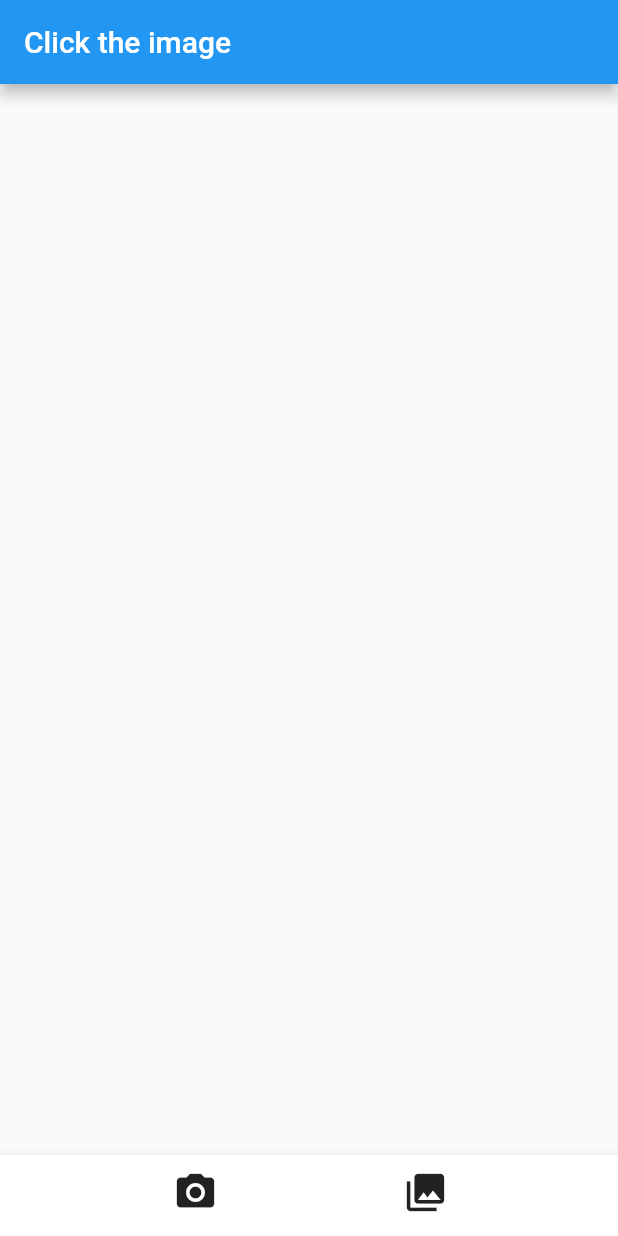
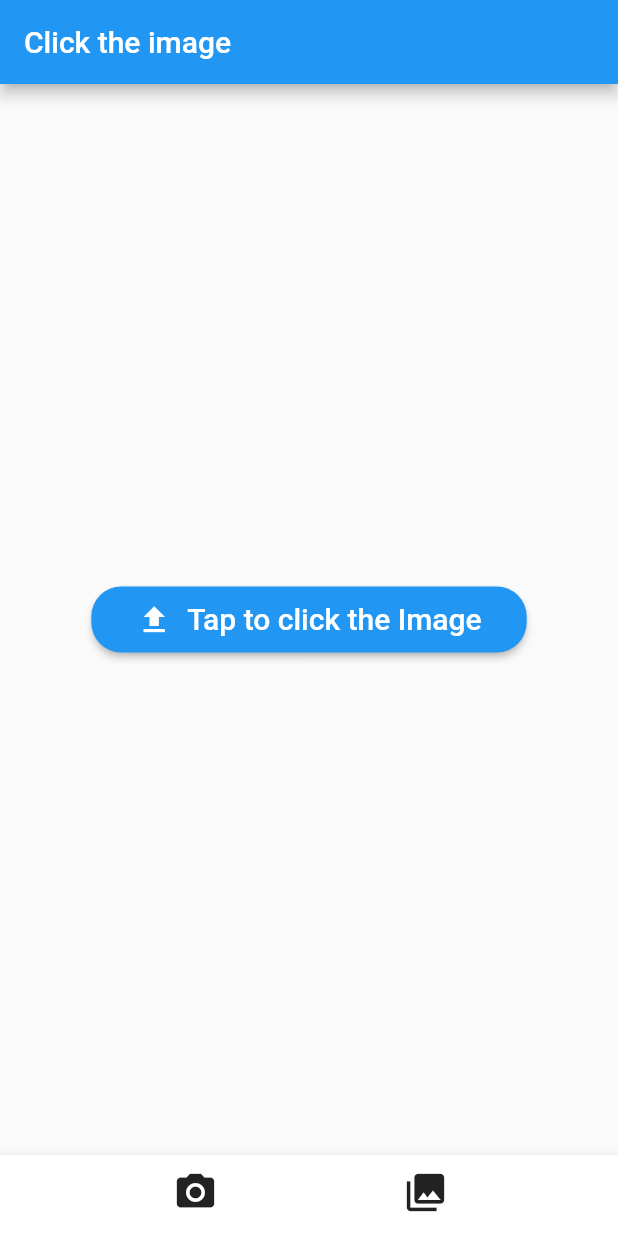
Before and after one commit to YashBagri4412/gumshudha, a Flutter app: the screen it shows after launch, on a phone screen of 412 x 824 dp. Run offline on Flutter 3.47's test engine with Material 2 defaults, Android fonts, the phone set to English and light mode, and no system bars; our stand-ins replace image_picker.

Commit message:
the ImagePicker Screen is finished

```diff
--- a/lib/Screen/image_capture_screen.dart
+++ b/lib/Screen/image_capture_screen.dart
@@ -14,7 +14,7 @@ class _ImageCaptureScreenState extends State<ImageCaptureScreen> {
   Future<void> _pickImg(ImageSource source) async {
     ImagePicker picker = ImagePicker();
     XFile? selected = await picker.pickImage(source: source);
-
+    print(selected!.path);
     setState(() {
       _imageFile = selected;
     });
@@ -54,6 +54,9 @@ class _ImageCaptureScreenState extends State<ImageCaptureScreen> {
       ),
 
       body: Column(
+        mainAxisAlignment: _imageFile == null
+            ? MainAxisAlignment.center
+            : MainAxisAlignment.spaceEvenly,
         crossAxisAlignment: CrossAxisAlignment.stretch,
         children: <Widget>[
           if (_imageFile != null) ...[
@@ -127,8 +130,36 @@ class _ImageCaptureScreenState extends State<ImageCaptureScreen> {
                 ],
               ),
             ),
-          ] else
-            ...[]
+          ] else ...[
+            Center(
+              child: ElevatedButton(
+                style: ElevatedButton.styleFrom(
+                  padding:
+                      const EdgeInsets.symmetric(horizontal: 30, vertical: 10),
+                  shape: RoundedRectangleBorder(
+                    borderRadius: BorderRadius.circular(20),
+                  ),
+                ),
+                child: Wrap(
+                  children: const <Widget>[
+                    Icon(
+                      Icons.upload,
+                      color: Colors.white,
+                      size: 24.0,
+                    ),
+                    SizedBox(
+                      width: 10,
+                    ),
+                    Text("Tap to click the Image",
+                        style: TextStyle(fontSize: 20)),
+                  ],
+                ),
+                onPressed: () async {
+                  await _pickImg(ImageSource.camera);
+                },
+              ),
+            ),
+          ]
         ],
       ),
     );
```
